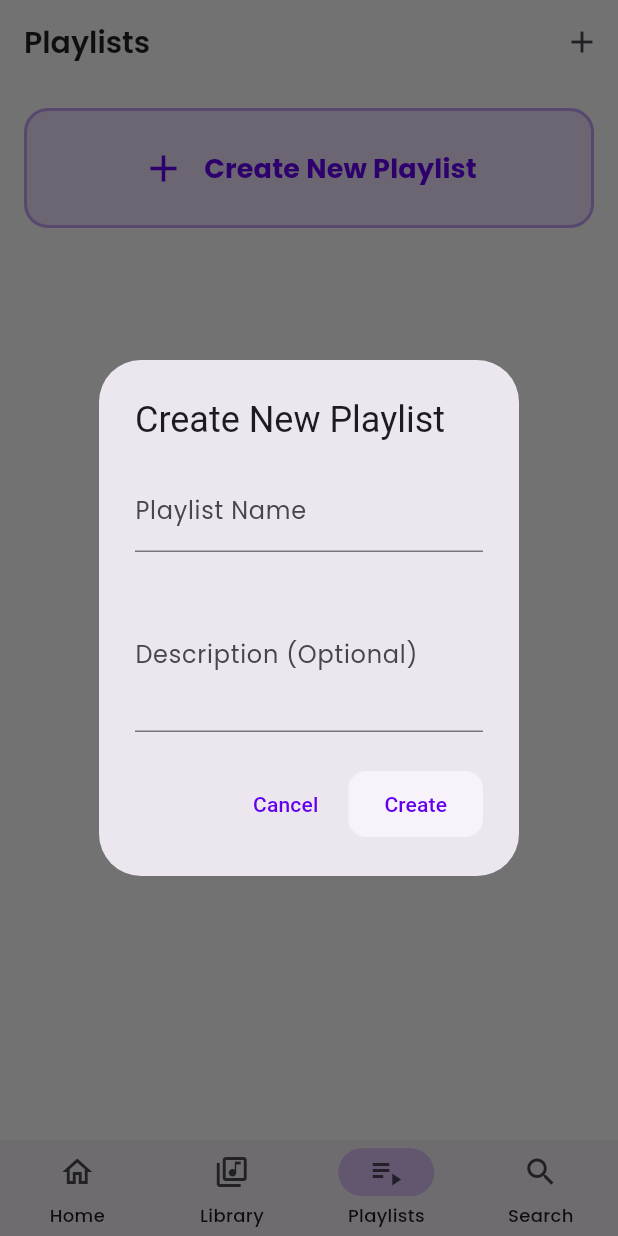
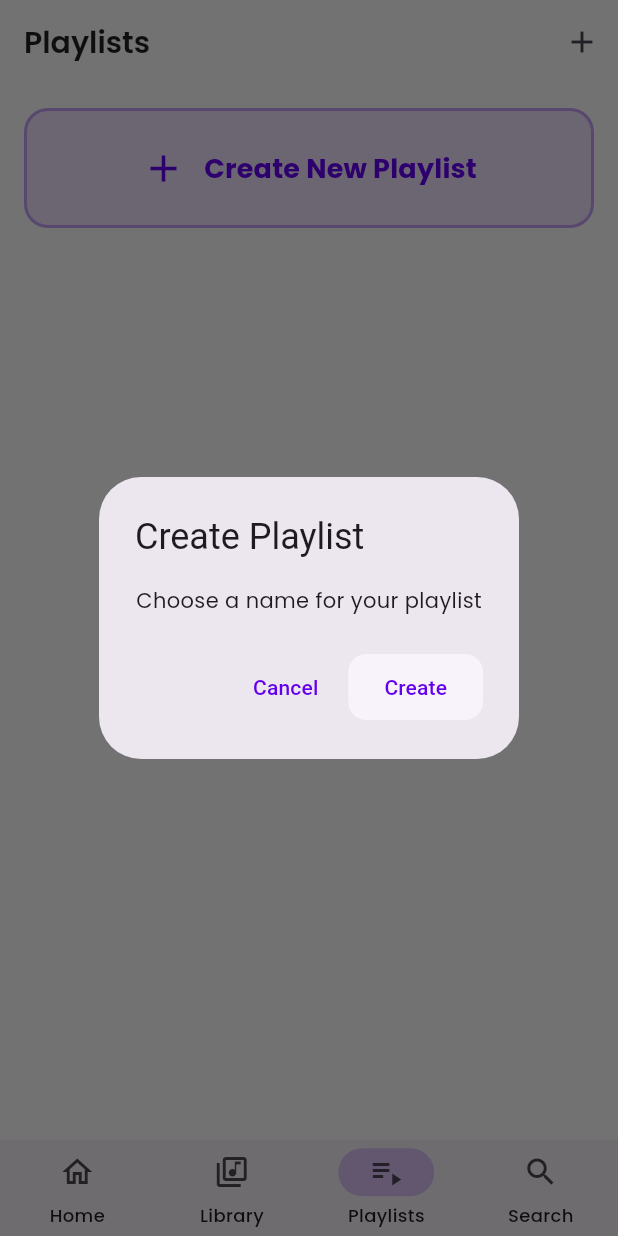
Before and after one commit to ibrahimsezer/mediaplayer, a Flutter app: the screen it shows after launch, item 3 of the bottom bar chosen, after a tap on the "add" icon, on a phone screen of 412 x 824 dp. Run offline on Flutter 3.47's test engine with Material 3 defaults, Android fonts, the phone set to English and light mode, and no system bars; our stand-ins replace audio_video_progress_bar, file_picker, google_fonts, just_audio, just_audio_background, permission_handler and 2 more.

Commit message:
Enhance PlaylistsPage with Music Addition and Navigation Features
- Added functionality to navigate to PlaylistDetailPage when a playlist is selected.
- Updated the add button to show options for adding music instead of creating a new playlist directly.
- Implemented a dialog for selecting music options, improving user interaction for playlist management.

```diff
--- a/lib/view/pages/playlists_page.dart
+++ b/lib/view/pages/playlists_page.dart
@@ -3,6 +3,7 @@ import 'package:mediaplayer/model/playlist_model.dart';
 import 'package:mediaplayer/view/widgets/playlist_card.dart';
 import 'package:provider/provider.dart';
 import 'package:mediaplayer/viewmodel/playlist_viewmodel.dart';
+import 'package:mediaplayer/view/pages/playlist_detail_page.dart';
 
 class PlaylistsPage extends StatelessWidget {
   final Function(PlaylistModel) onPlaylistSelected;
@@ -25,8 +26,8 @@ class PlaylistsPage extends StatelessWidget {
         actions: [
           IconButton(
             icon: const Icon(Icons.add),
-            onPressed: () => _showCreatePlaylistDialog(context),
-            tooltip: 'Create Playlist',
+            onPressed: () => _showAddMusicOptions(context, playlistViewModel),
+            tooltip: 'Add Music',
           ),
         ],
       ),
@@ -107,7 +108,8 @@ class PlaylistsPage extends StatelessWidget {
                             final playlist = playlistViewModel.playlists[index];
                             return PlaylistCard(
                               playlist: playlist,
-                              onTap: () => onPlaylistSelected(playlist),
+                              onTap: () =>
+                                  _openPlaylistDetail(context, playlist),
                               isHorizontal: false,
                             );
                           },
@@ -125,6 +127,20 @@ class PlaylistsPage extends StatelessWidget {
     );
   }
 
+  // Navigate to playlist detail screen
+  void _openPlaylistDetail(BuildContext context, PlaylistModel playlist) {
+    Navigator.push(
+      context,
+      MaterialPageRoute(
+        builder: (context) => PlaylistDetailPage(
+          playlist: playlist,
+          onSongSelected: (song) => onPlaylistSelected(playlist),
+        ),
+      ),
+    );
+  }
+
+  // Show dialog to create a new playlist
   Future<void> _showCreatePlaylistDialog(BuildContext context) async {
     final playlistViewModel =
         Provider.of<PlaylistViewModel>(context, listen: false);
@@ -180,4 +196,36 @@ class PlaylistsPage extends StatelessWidget {
       ),
     );
   }
+
+  // Show options dialog for adding a playlist
+  void _showAddMusicOptions(BuildContext context, PlaylistViewModel viewModel) {
+    showDialog(
+      context: context,
+      builder: (context) => AlertDialog(
+        title: const Text('Create Playlist'),
+        content: Column(
+          mainAxisSize: MainAxisSize.min,
+          children: [
+            Text(
+              'Choose a name for your playlist',
+              style: Theme.of(context).textTheme.bodyMedium,
+            ),
+          ],
+        ),
+        actions: [
+          TextButton(
+            onPressed: () => Navigator.pop(context),
+            child: const Text('Cancel'),
+          ),
+          ElevatedButton(
+            onPressed: () {
+              Navigator.pop(context);
+              _showCreatePlaylistDialog(context);
+            },
+            child: const Text('Create'),
+          ),
+        ],
+      ),
+    );
+  }
 }
```
